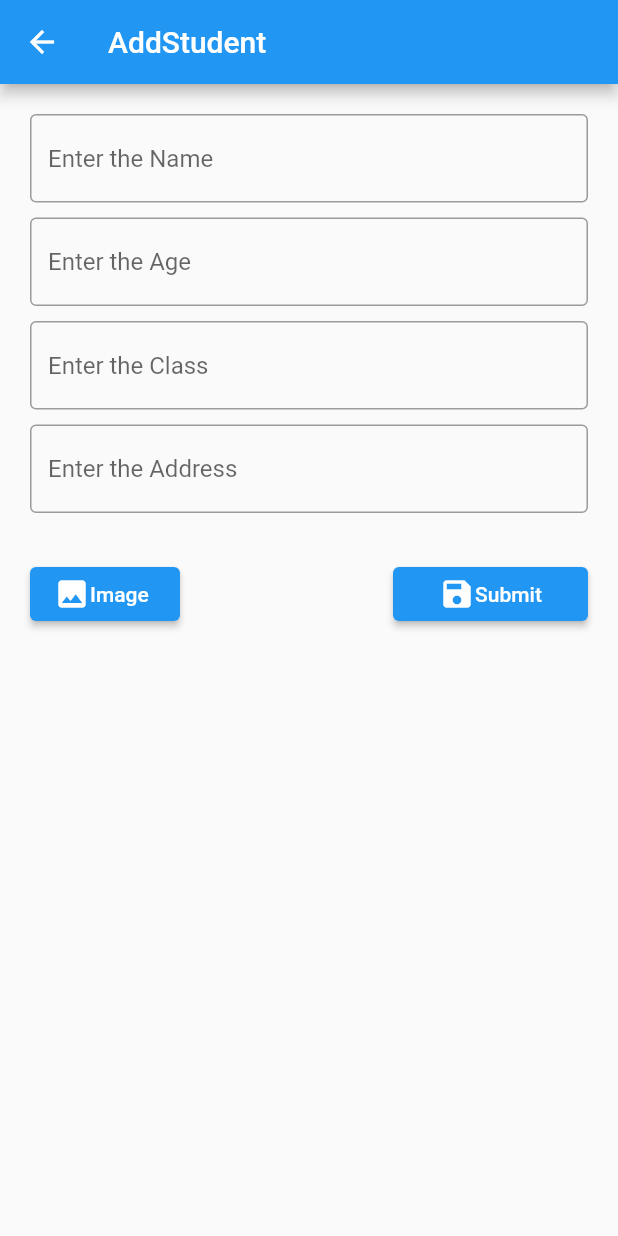
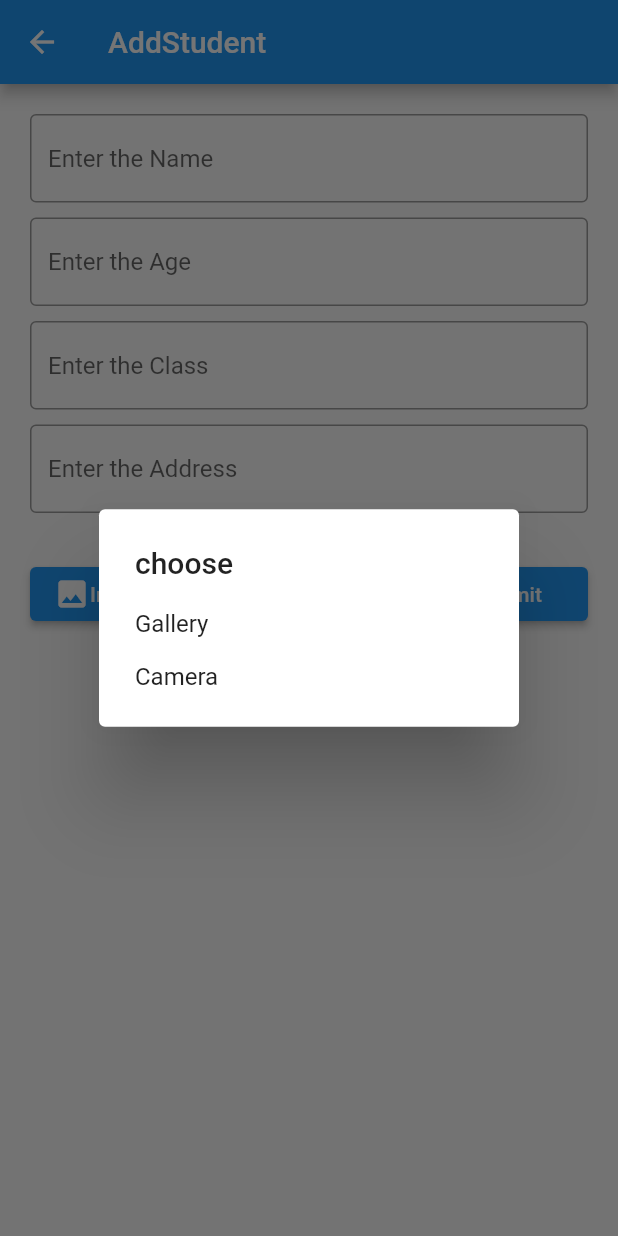
Before and after one commit to Abhijith-C/StudentLIst, a Flutter app: the AddStudent screen opened directly, after a tap on "Image", on a phone screen of 412 x 824 dp. Run offline on Flutter 3.47's test engine with Material 2 defaults, Android fonts, the phone set to English and light mode, and no system bars; our stand-ins replace hive_flutter, image_picker; accounts and stored records are empty.

```diff
--- a/lib/AddStudent.dart
+++ b/lib/AddStudent.dart
@@ -64,7 +64,7 @@ class AddStudent extends StatelessWidget {
                     width: 100,
                     child: ElevatedButton(
                         onPressed: () {
-                          imagePick();
+                          simpleDialog(context);
                         },
                         child: Row(
                           children: [Icon(Icons.image), Text('Image')],
@@ -88,6 +88,56 @@ class AddStudent extends StatelessWidget {
         ));
   }
 
+  Future<void> imagePickFromGallery() async {
+    try {
+      final img = await ImagePicker().pickImage(source: ImageSource.gallery);
+      if (img == null) {
+        return;
+      }
+      this.image = img.path;
+    } on PlatformException catch (e) {
+      print('Failed to pick image : $e');
+    }
+    print('path is $image');
+  }
+
+  Future<void> imagePickFromCamera() async {
+    try {
+      final img = await ImagePicker().pickImage(source: ImageSource.camera);
+      if (img == null) {
+        return;
+      }
+      this.image = img.path;
+    } on PlatformException catch (e) {
+      print('Failed to pick image : $e');
+    }
+    print('path is $image');
+  }
+
+  void simpleDialog(BuildContext ctx) {
+    showDialog(
+        context: ctx,
+        builder: (ctx) => SimpleDialog(
+              title: Text('choose'),
+              children: [
+                SimpleDialogOption(
+                  onPressed: () {
+                    imagePickFromGallery();
+                    Navigator.pop(ctx);
+                  },
+                  child: Text('Gallery'),
+                ),
+                SimpleDialogOption(
+                  onPressed: () {
+                    imagePickFromCamera();
+                    Navigator.pop(ctx);
+                  },
+                  child: Text('Camera'),
+                )
+              ],
+            ));
+  }
+
   void addStudentToList() {
     final name = _nameController.text.trim();
     final age = _ageController.text.trim();
@@ -103,17 +153,4 @@ class AddStudent extends StatelessWidget {
       addStudent(stdObj);
     }
   }
-
-  Future<void> imagePick() async {
-    try {
-      final img = await ImagePicker().pickImage(source: ImageSource.gallery);
-      if (img == null) {
-        return;
-      }
-      this.image = img.path;
-    } on PlatformException catch (e) {
-      print('Failed to pick image : $e');
-    }
-    print('path is $image');
-  }
 }
--- a/lib/StudentInfo.dart
+++ b/lib/StudentInfo.dart
@@ -56,6 +56,9 @@ class StudentInfo extends StatelessWidget {
                   style: TextStyle(fontSize: 20, fontWeight: FontWeight.w400),
                 )
               ],
+            ),
+            SizedBox(
+              height: 30,
             )
           ],
         ),
--- a/lib/db/StudentModel.dart
+++ b/lib/db/StudentModel.dart
@@ -1,10 +1,27 @@
+import 'package:hive_flutter/adapters.dart';
+part 'StudentModel.g.dart';
+
+@HiveType(typeId: 1)
 class StudentModel {
+
+  @HiveField(0)
+  int? id;
+
+  @HiveField(1)
   final String name;
+
+  @HiveField(2)
   final String age;
+
+  @HiveField(3)
   final String clas;
+
+  @HiveField(4)
   final String address;
+
+  @HiveField(5)
   final String image;
-  final int? id;
+
 
   StudentModel(
       {required this.name,
```
Also changed, not shown: lib/HomePage.dart (+40 -11 lines), lib/db/database/database.dart (+21 -1 lines), lib/main.dart (+13 -1 lines), lib/db/StudentModel.g.dart (added).
